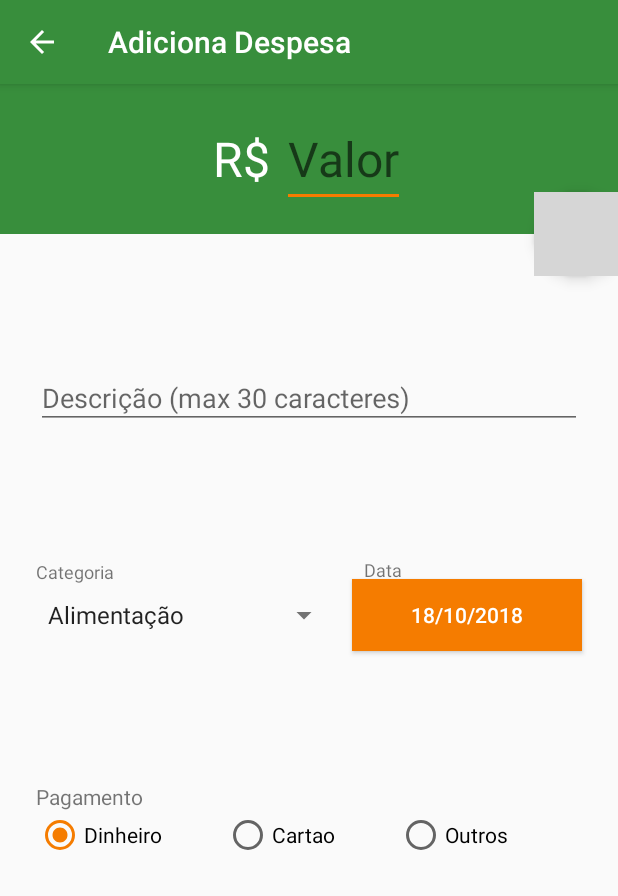
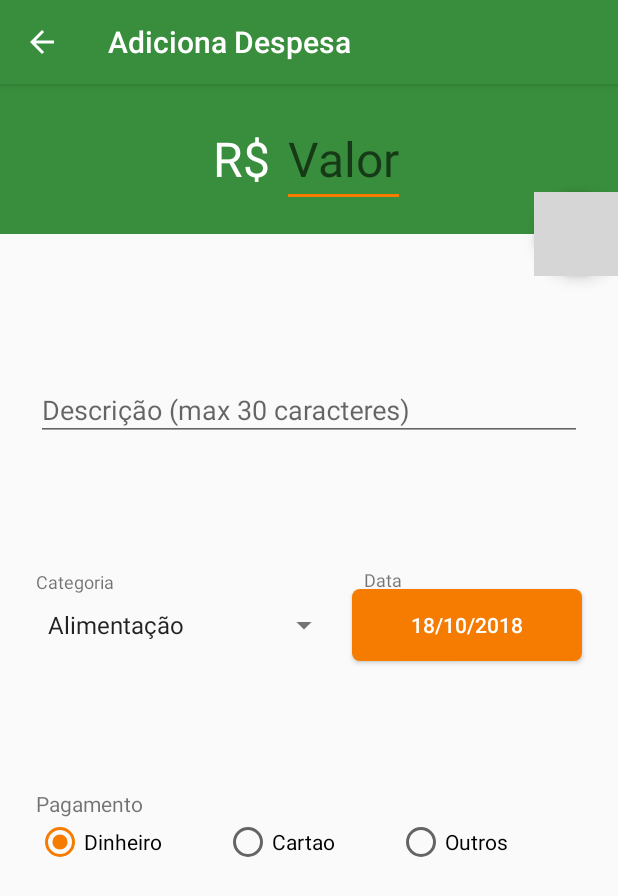
Before and after one commit to adilson-utiama/financasok, an Android app: the DespesaActivity screen opened directly, with no data from a screen before it, on a phone screen of 412 x 824 dp. Shown: the top 896 px of the screen. Run offline under Robolectric (Android 15) with nearby library versions, the phone set to English and light mode, and no system bars; libraries missing offline, so code that uses them is left out: com.applandeo.materialcalendarview; Roboto replaces fonts that are not available here; grey boxes are pictures that could not be loaded.

Commit message:
Adicionando borda arredondada em botao selecao data

```diff
--- a/app/src/main/res/drawable/rounded_corner_background.xml
+++ b/app/src/main/res/drawable/rounded_corner_background.xml
@@ -1,11 +1,8 @@
 <?xml version="1.0" encoding="utf-8"?>
-<selector xmlns:android="http://schemas.android.com/apk/res/android">
-    <item>
-        <shape android:shape="rectangle">
-            <solid android:color="?attr/colorAccent"/> <!-- cor do sólido -->
-            <corners android:radius="7dp"/> <!-- valor do arredondamento das bordas -->
+<shape android:shape="rectangle"
+    xmlns:android="http://schemas.android.com/apk/res/android">
+    <solid android:color="@color/colorAccent"/> <!-- cor do sólido -->
+    <corners android:radius="5dp"/> <!-- valor do arredondamento das bordas -->
 
-            <padding android:bottom="8dp" android:left="8dp" android:right="8dp" android:top="8dp"/>
-        </shape>
-    </item>
-</selector>
+    <padding android:bottom="8dp" android:left="8dp" android:right="8dp" android:top="8dp"/>
+</shape>
--- a/app/src/main/res/layout/activity_despesa.xml
+++ b/app/src/main/res/layout/activity_despesa.xml
@@ -72,7 +72,7 @@
                 android:id="@+id/campo_data_receita"
                 android:layout_width="0dp"
                 android:layout_height="wrap_content"
-                android:background="@color/colorAccent"
+                android:background="@drawable/rounded_corner_background"
                 android:focusable="true"
                 android:textColor="@android:color/white"
                 app:layout_constraintBottom_toBottomOf="@+id/campo_spinner_receita"
@@ -86,7 +86,7 @@
                 android:layout_height="50dp"
                 android:layout_marginEnd="24dp"
                 android:layout_marginStart="24dp"
-                android:layout_marginTop="24dp"
+                android:layout_marginTop="32dp"
                 app:layout_constraintBottom_toBottomOf="parent"
                 app:layout_constraintEnd_toEndOf="parent"
                 app:layout_constraintStart_toStartOf="parent"
--- a/app/src/main/res/layout/activity_receita.xml
+++ b/app/src/main/res/layout/activity_receita.xml
@@ -71,7 +71,7 @@
                 android:id="@+id/campo_data_receita"
                 android:layout_width="0dp"
                 android:layout_height="wrap_content"
-                android:background="@color/colorAccent"
+                android:background="@drawable/rounded_corner_background"
                 android:focusable="true"
                 android:textColor="@android:color/white"
                 app:layout_constraintBottom_toBottomOf="@+id/campo_spinner_receita"
```
